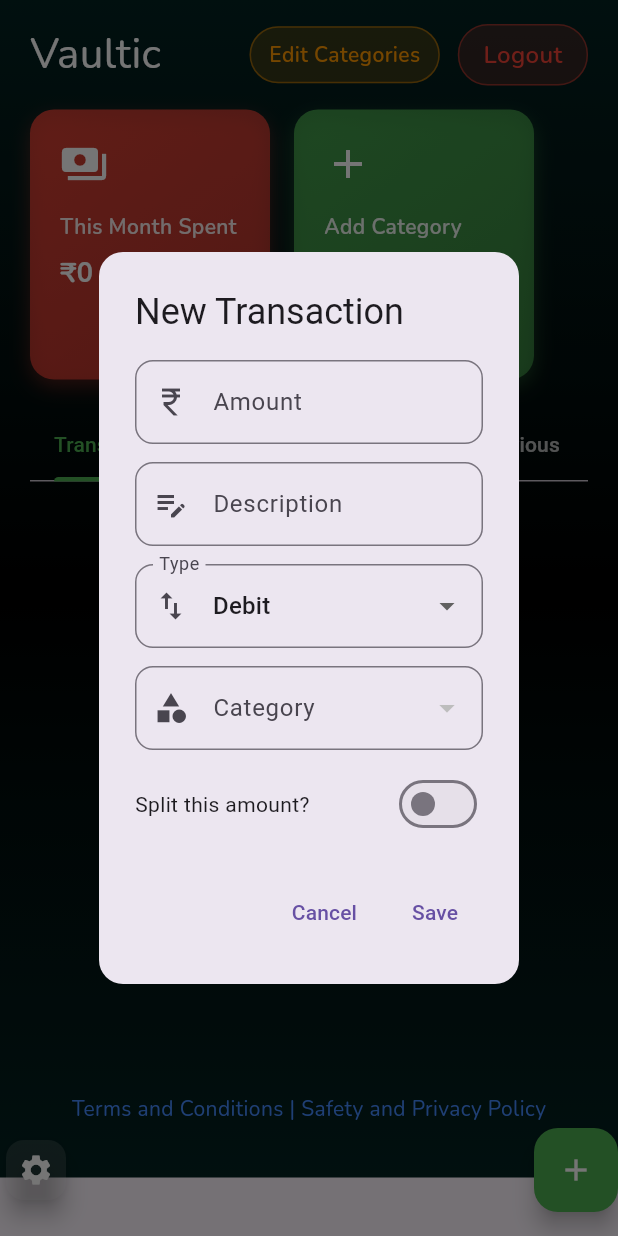
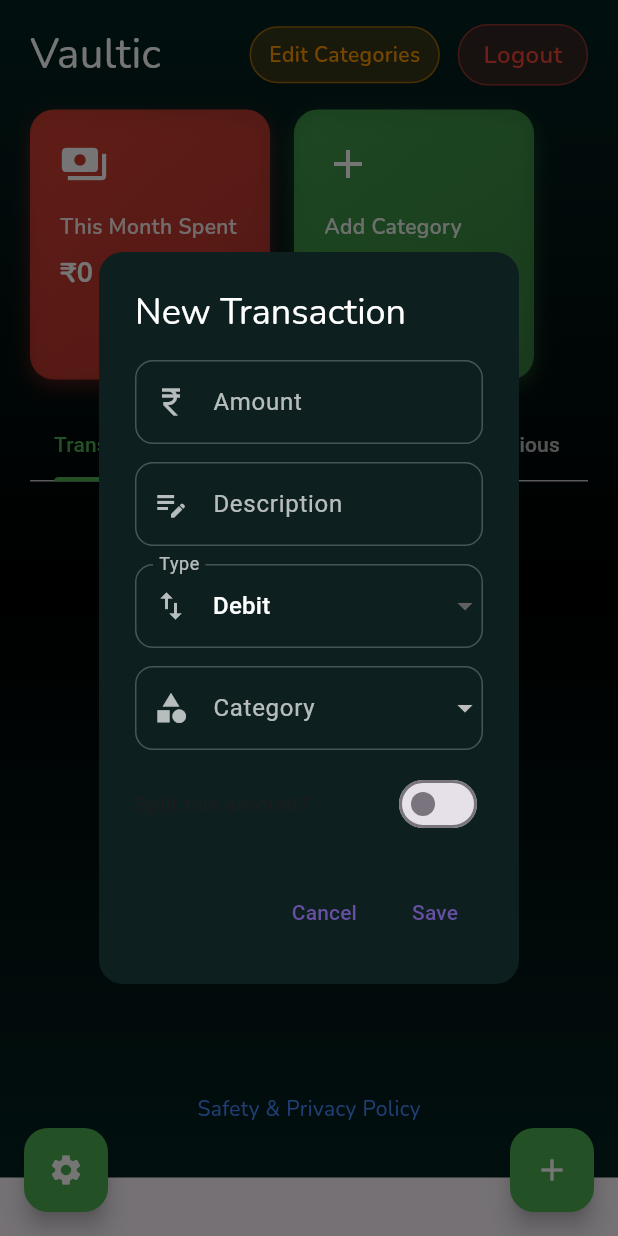
Before and after one commit to Sourav-s-g/Vaultic, a Flutter app: the VaulticDashboardPage screen opened directly, after a tap on the "add" icon, on a phone screen of 412 x 824 dp. Run offline on Flutter 3.47's test engine with Material 3 defaults, Android fonts, the phone set to English and light mode, and no system bars; our stand-ins replace google_fonts, pin_code_fields, shared_preferences, supabase_flutter; accounts and stored records are empty.

Commit message:
Transactions tab: show 4 recent + 'View all'; dark themed add-txn dialog to prevent white popup; gradient headers for policy screens

```diff
--- a/lib/HomePage.dart
+++ b/lib/HomePage.dart
@@ -163,10 +163,11 @@ class _VaulticDashboardPageState extends State<VaulticDashboardPage> {
           (ctx) => StatefulBuilder(
             builder:
                 (ctx, setStateSb) => AlertDialog(
+                  backgroundColor: const Color(0xFF0E1F1F),
                   shape: RoundedRectangleBorder(
                     borderRadius: BorderRadius.circular(16),
                   ),
-                  title: Text('New Transaction'),
+                  title: Text('New Transaction', style: GoogleFonts.nunito(color: Colors.white)),
                   content: SingleChildScrollView(
                     child: Column(
                       mainAxisSize: MainAxisSize.min,
@@ -177,10 +178,17 @@ class _VaulticDashboardPageState extends State<VaulticDashboardPage> {
                           keyboardType: const TextInputType.numberWithOptions(
                             decimal: true,
                           ),
+                          style: TextStyle(color: Colors.white),
                           decoration: InputDecoration(
                             labelText: 'Amount',
-                            prefixIcon: Icon(Icons.currency_rupee),
-                            border: OutlineInputBorder(
+                            labelStyle: TextStyle(color: Colors.white70),
+                            prefixIcon: Icon(Icons.currency_rupee, color: Colors.white70),
+                            enabledBorder: OutlineInputBorder(
+                              borderSide: BorderSide(color: Colors.white24),
+                              borderRadius: BorderRadius.circular(12),
+                            ),
+                            focusedBorder: OutlineInputBorder(
+                              borderSide: BorderSide(color: Colors.green),
                               borderRadius: BorderRadius.circular(12),
                             ),
                           ),
@@ -188,10 +196,17 @@ class _VaulticDashboardPageState extends State<VaulticDashboardPage> {
                         SizedBox(height: 12),
                         TextField(
                           controller: descriptionController,
+                          style: TextStyle(color: Colors.white),
                           decoration: InputDecoration(
                             labelText: 'Description',
-                            prefixIcon: Icon(Icons.edit_note),
-                            border: OutlineInputBorder(
+                            labelStyle: TextStyle(color: Colors.white70),
+                            prefixIcon: Icon(Icons.edit_note, color: Colors.white70),
+                            enabledBorder: OutlineInputBorder(
+                              borderSide: BorderSide(color: Colors.white24),
+                              borderRadius: BorderRadius.circular(12),
+                            ),
+                            focusedBorder: OutlineInputBorder(
+                              borderSide: BorderSide(color: Colors.green),
                               borderRadius: BorderRadius.circular(12),
                             ),
                           ),
@@ -204,7 +219,7 @@ class _VaulticDashboardPageState extends State<VaulticDashboardPage> {
                                   .map(
                                     (e) => DropdownMenuItem(
                                       value: e,
-                                      child: Text(e),
+                                      child: Text(e, style: TextStyle(color: Colors.white)),
                                     ),
                                   )
                                   .toList(),
@@ -213,11 +228,18 @@ class _VaulticDashboardPageState extends State<VaulticDashboardPage> {
                           },
                           decoration: InputDecoration(
                             labelText: 'Type',
-                            prefixIcon: Icon(Icons.swap_vert),
-                            border: OutlineInputBorder(
+                            labelStyle: TextStyle(color: Colors.white70),
+                            prefixIcon: Icon(Icons.swap_vert, color: Colors.white70),
+                            enabledBorder: OutlineInputBorder(
+                              borderSide: BorderSide(color: Colors.white24),
+                              borderRadius: BorderRadius.circular(12),
+                            ),
+                            focusedBorder: OutlineInputBorder(
+                              borderSide: BorderSide(color: Colors.green),
                               borderRadius: BorderRadius.circular(12),
                             ),
                           ),
+                          dropdownColor: const Color(0xFF0E1F1F),
                         ),
                         if (type == 'Debit') ...[
                           SizedBox(height: 12),
@@ -228,7 +250,7 @@ class _VaulticDashboardPageState extends State<VaulticDashboardPage> {
                                     .map(
                                       (e) => DropdownMenuItem(
                                         value: e,
-                                        child: Text(e),
+                                        child: Text(e, style: TextStyle(color: Colors.white)),
                                       ),
                                     )
                                     .toList(),
@@ -237,11 +259,18 @@ class _VaulticDashboardPageState extends State<VaulticDashboardPage> {
                             },
                             decoration: InputDecoration(
                               labelText: 'Category',
-                              prefixIcon: Icon(Icons.category),
-                              border: OutlineInputBorder(
+                              labelStyle: TextStyle(color: Colors.white70),
+                              prefixIcon: Icon(Icons.category, color: Colors.white70),
+                              enabledBorder: OutlineInputBorder(
+                                borderSide: BorderSide(color: Colors.white24),
+                                borderRadius: BorderRadius.circular(12),
+                              ),
+                              focusedBorder: OutlineInputBorder(
+                                borderSide: BorderSide(color: Colors.green),
                                 borderRadius: BorderRadius.circular(12),
                               ),
                             ),
+                            dropdownColor: const Color(0xFF0E1F1F),
                           ),
                           SizedBox(height: 12),
                           Row(
@@ -356,7 +385,9 @@ class _VaulticDashboardPageState extends State<VaulticDashboardPage> {
       floatingActionButton: Row(
         mainAxisAlignment: MainAxisAlignment.spaceBetween,
         children: [
-          FloatingActionButton.small(
+          Padding(
+            padding: const EdgeInsets.only(left: 16.0), // margin on left button
+            child: FloatingActionButton(
               heroTag: 'settings_fab_parallel',
               onPressed: () {
                 Navigator.push(
@@ -364,14 +395,19 @@ class _VaulticDashboardPageState extends State<VaulticDashboardPage> {
                   MaterialPageRoute(builder: (_) => SettingsScreen()),
                 );
               },
-            backgroundColor: Colors.white.withOpacity(0.12),
+              backgroundColor: Colors.green,
               child: Icon(Icons.settings, color: Colors.white),
             ),
-          FloatingActionButton(
+          ),
+          Padding(
+            padding: const EdgeInsets.only(right: 16.0),
+            // margin on right button
+            child: FloatingActionButton(
               heroTag: 'add_txn_fab',
               onPressed: _showAddTransactionDialog,
               backgroundColor: Colors.green,
               child: Icon(Icons.add, color: Colors.white),
+            ),
           ),
         ],
       ),
@@ -625,7 +661,34 @@ class _VaulticDashboardPageState extends State<VaulticDashboardPage> {
       );
     }
     if (_recentTransactions.isEmpty) return _buildEmptyTransactionsWidget();
-    return SingleChildScrollView(child: _buildRecentTransactionsList());
+
+    final items = _recentTransactions.take(4).toList();
+    return ListView(
+      padding: EdgeInsets.symmetric(horizontal: 20, vertical: 8),
+      children: [
+        ...items.map(_buildTransactionItem).toList(),
+        InkWell(
+          onTap: _navigateToTransactionHistory,
+          child: Container(
+            margin: EdgeInsets.only(top: 8),
+            padding: EdgeInsets.all(16),
+            decoration: BoxDecoration(
+              color: Colors.white.withOpacity(0.06),
+              borderRadius: BorderRadius.circular(12),
+              border: Border.all(color: Colors.white.withOpacity(0.1)),
+            ),
+            child: Row(
+              mainAxisAlignment: MainAxisAlignment.center,
+              children: [
+                Text('View all', style: GoogleFonts.nunito(color: Colors.green, fontSize: 16, fontWeight: FontWeight.w600)),
+                SizedBox(width: 6),
+                Icon(Icons.arrow_forward_ios, color: Colors.green, size: 16),
+              ],
+            ),
+          ),
+        ),
+      ],
+    );
   }
 
   Widget _buildTabSplits() {
@@ -938,21 +1001,9 @@ class _VaulticDashboardPageState extends State<VaulticDashboardPage> {
   Widget _buildFooter() {
     return Container(
       padding: EdgeInsets.symmetric(horizontal: 20, vertical: 16),
-      child: Row(
+      child: Column(
         mainAxisAlignment: MainAxisAlignment.center,
         children: [
-          InkWell(
-            onTap: () {
-              Navigator.push(
-                context,
-                MaterialPageRoute(builder: (_) => TermsScreen()),
-              );
-            },
-            child: Text(
-              'Terms and Conditions | ',
-              style: GoogleFonts.nunito(color: Colors.blueAccent, fontSize: 14),
-            ),
-          ),
           InkWell(
             onTap: () {
               Navigator.push(
@@ -961,7 +1012,7 @@ class _VaulticDashboardPageState extends State<VaulticDashboardPage> {
               );
             },
             child: Text(
-              'Safety and Privacy Policy',
+              'Safety & Privacy Policy',
               style: GoogleFonts.nunito(color: Colors.blueAccent, fontSize: 14),
             ),
           ),
--- a/lib/screens/privacy_screen.dart
+++ b/lib/screens/privacy_screen.dart
@@ -7,11 +7,23 @@ class PrivacyScreen extends StatelessWidget {
   @override
   Widget build(BuildContext context) {
     return Scaffold(
-      appBar: AppBar(
-        title: Text('Safety and Privacy Policy', style: GoogleFonts.nunito(color: Colors.white, fontWeight: FontWeight.w600)),
-        backgroundColor: Colors.transparent,
-        elevation: 0,
-        iconTheme: const IconThemeData(color: Colors.white),
+      appBar: PreferredSize(
+        preferredSize: Size.fromHeight(kToolbarHeight),
+        child: Container(
+          decoration: const BoxDecoration(
+            gradient: LinearGradient(
+              begin: Alignment.topCenter,
+              end: Alignment.bottomCenter,
+              colors: [Color(0xFF032221), Colors.black],
+            ),
+          ),
+          child: AppBar(
+            title: Text('Safety and Privacy Policy', style: GoogleFonts.nunito(color: Colors.white, fontWeight: FontWeight.w600)),
+            backgroundColor: Colors.transparent,
+            elevation: 0,
+            iconTheme: const IconThemeData(color: Colors.white),
+          ),
+        ),
       ),
       body: Container(
         decoration: const BoxDecoration(
--- a/lib/screens/terms_screen.dart
+++ b/lib/screens/terms_screen.dart
@@ -7,11 +7,23 @@ class TermsScreen extends StatelessWidget {
   @override
   Widget build(BuildContext context) {
     return Scaffold(
-      appBar: AppBar(
-        title: Text('Terms and Conditions', style: GoogleFonts.nunito(color: Colors.white, fontWeight: FontWeight.w600)),
-        backgroundColor: Colors.transparent,
-        elevation: 0,
-        iconTheme: const IconThemeData(color: Colors.white),
+      appBar: PreferredSize(
+        preferredSize: Size.fromHeight(kToolbarHeight),
+        child: Container(
+          decoration: const BoxDecoration(
+            gradient: LinearGradient(
+              begin: Alignment.topCenter,
+              end: Alignment.bottomCenter,
+              colors: [Color(0xFF032221), Colors.black],
+            ),
+          ),
+          child: AppBar(
+            title: Text('Terms and Conditions', style: GoogleFonts.nunito(color: Colors.white, fontWeight: FontWeight.w600)),
+            backgroundColor: Colors.transparent,
+            elevation: 0,
+            iconTheme: const IconThemeData(color: Colors.white),
+          ),
+        ),
       ),
       body: Container(
         decoration: const BoxDecoration(
```
Lines whose indentation alone changed are shown as unchanged.
